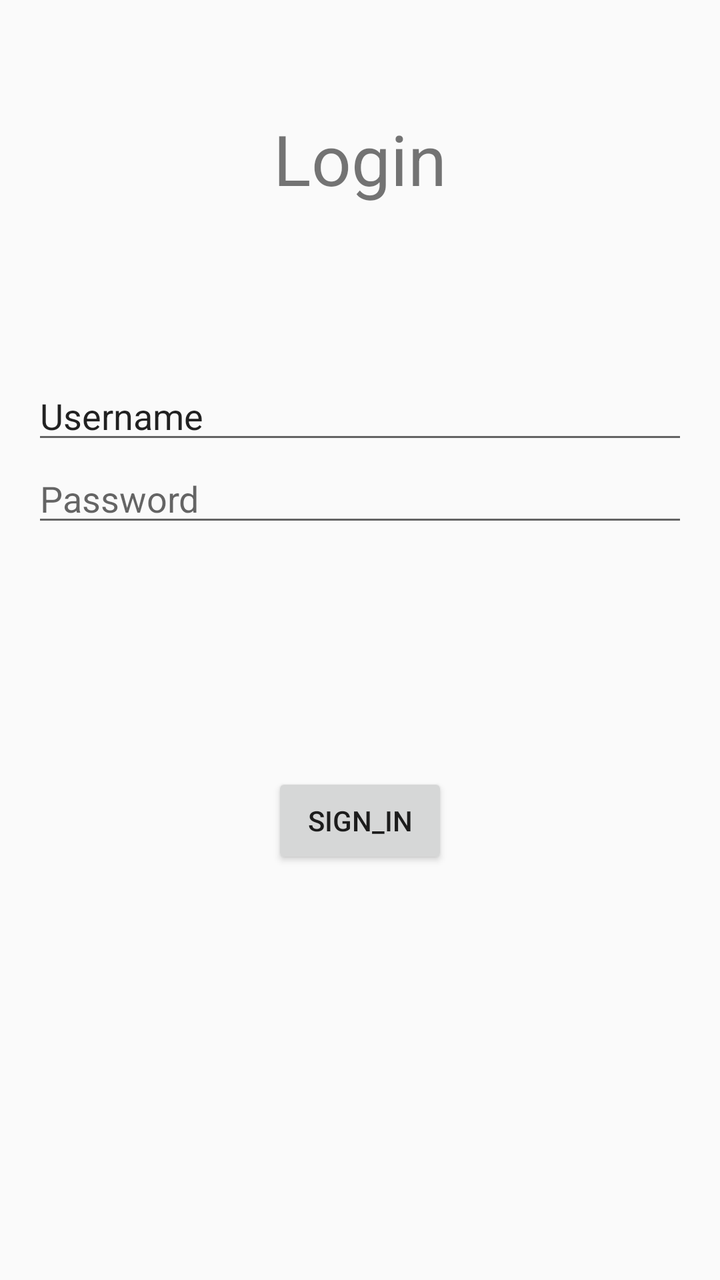
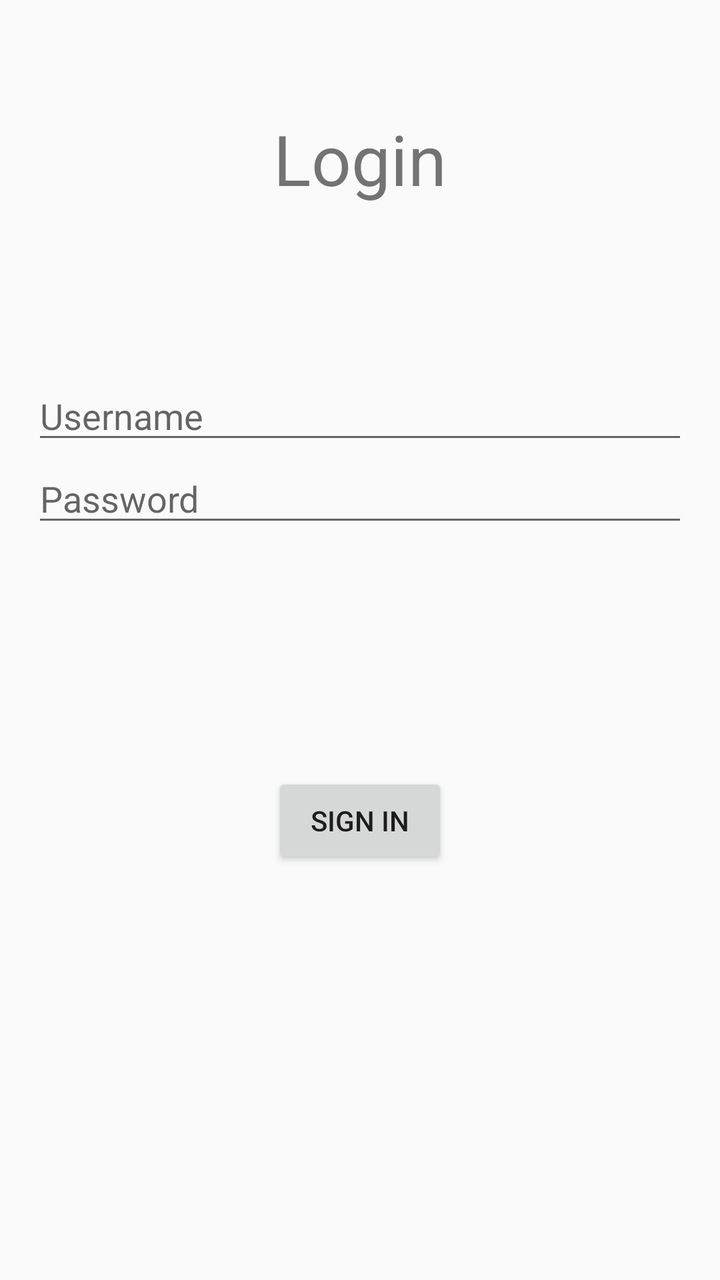

Two renders of the same Android screen: before a commit and after it. Below are the layout's source before the change and the commit's diff.
<!-- AndroidManifest.xml: application theme Theme.Projectstart -->
<!-- res/layout/activity_login.xml -->
<?xml version="1.0" encoding="utf-8"?>
<RelativeLayout xmlns:android="http://schemas.android.com/apk/res/android"
    xmlns:app="http://schemas.android.com/apk/res-auto"
    xmlns:tools="http://schemas.android.com/tools"
    android:id="@+id/container"
    android:layout_width="match_parent"
    android:layout_height="match_parent"
    android:paddingLeft="@dimen/activity_horizontal_margin"
    android:paddingTop="@dimen/activity_vertical_margin"
    android:paddingRight="@dimen/activity_horizontal_margin"
    android:paddingBottom="@dimen/activity_vertical_margin"
    tools:context="LoginActivity">

    <TextView
        android:layout_width="match_parent"
        android:layout_height="wrap_content"
        android:id="@+id/login_title"
        android:textSize="35dp"
        android:text="Login"
        android:gravity="center"
        android:layout_marginTop="40dp" />


    <EditText
        android:id="@+id/editTextUserName"
        android:layout_width="match_parent"
        android:layout_height="wrap_content"

        android:layout_below="@+id/login_title"
        android:layout_marginTop="83dp"
        android:inputType="textPersonName"
        android:text="Username" />

    <EditText
        android:id="@+id/password"
        android:layout_width="match_parent"
        android:layout_height="wrap_content"
        android:layout_below="@+id/editTextUserName"
        android:autofillHints="@string/prompt_password"
        android:hint="@string/prompt_password"
        android:imeActionLabel="@string/action_sign_in_short"
        android:imeOptions="actionDone"
        android:inputType="textPassword"
        android:selectAllOnFocus="true" />

    <Button
        android:id="@+id/login_button"
        android:layout_width="wrap_content"
        android:layout_height="wrap_content"
        android:layout_below="@id/password"
        android:layout_marginTop="118dp"
        android:layout_centerHorizontal="true"
        android:enabled="true"
        android:text="sign_in" />


</RelativeLayout>
<!-- resources referenced by this layout -->
<resources>
  <dimen name="activity_horizontal_margin">16dp</dimen>
  <dimen name="activity_vertical_margin">16dp</dimen>
  <string name="action_sign_in_short">Sign in</string>
  <string name="prompt_password">Password</string>
  <style name="Theme.Projectstart" parent="Theme.AppCompat.Light.DarkActionBar">
          
          <item name="colorPrimary">@color/purple_500</item>
          <item name="colorPrimaryDark">@color/purple_700</item>
          <item name="colorAccent">@color/teal_200</item>
          
      </style>
  <color name="purple_500">#FF6200EE</color>
  <color name="purple_700">#FF3700B3</color>
  <color name="teal_200">#FF03DAC5</color>
</resources>

<!-- the commit's change to res/layout/activity_login.xml (unified diff, before → after) -->
@@ -25,11 +25,12 @@
         android:id="@+id/editTextUserName"
         android:layout_width="match_parent"
         android:layout_height="wrap_content"
-
+        android:hint="Username"
         android:layout_below="@+id/login_title"
         android:layout_marginTop="83dp"
-        android:inputType="textPersonName"
-        android:text="Username" />
+        android:inputType="textPersonName"/>
+        
+
 
     <EditText
         android:id="@+id/password"
@@ -51,7 +52,7 @@
         android:layout_marginTop="118dp"
         android:layout_centerHorizontal="true"
         android:enabled="true"
-        android:text="sign_in" />
+        android:text="sign in" />
 
 
 </RelativeLayout>
